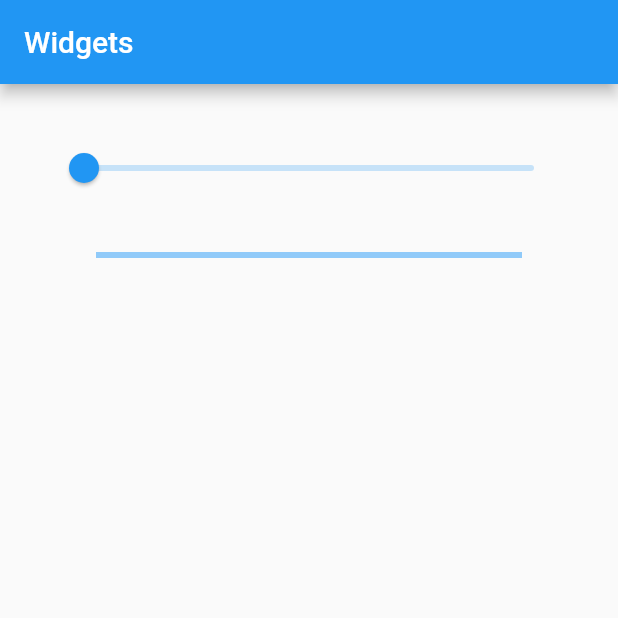
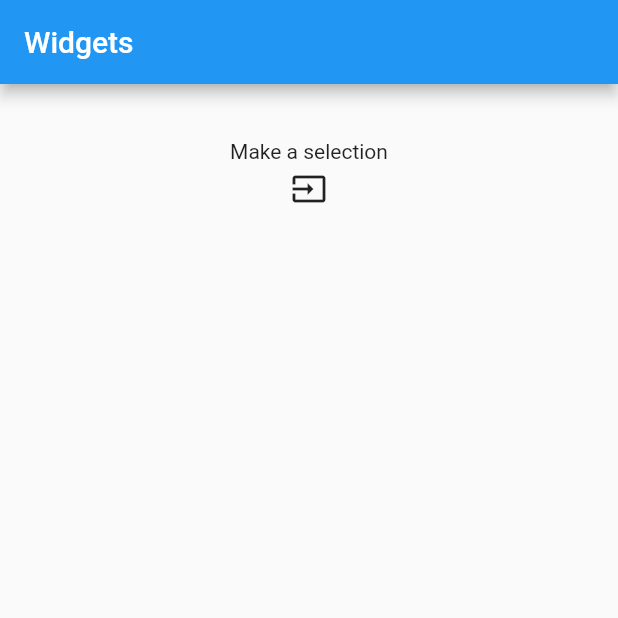
Before and after one commit to codewithiulian/flutter-intermediate, a Flutter app: the screen it shows after launch, on a phone screen of 412 x 824 dp, the top half of it. Run offline on Flutter 3.47's test engine with Material 2 defaults, Android fonts, the phone set to English and light mode, and no system bars.

```diff
--- a/lib/main.dart
+++ b/lib/main.dart
@@ -2,54 +2,75 @@ import 'package:flutter/material.dart';
 
 void main() {
   runApp(new MaterialApp(
-    home: new MyApp()
-  ));
+    home: new MyApp(),
+  ),);
 }
 
 class MyApp extends StatefulWidget {
+  @override
+  _State createState() => new _State();
+}
 
-  @override
-  State createState() => new _State();
-}
+enum Animals{Cat, Dog, Bird, Lizard, Fish}
 
 class _State extends State<MyApp> {
 
-  double selectedValue = 0.0;
+  Animals selectedAnimal = Animals.Cat;
+  String value = 'Make a selection';
+  List<PopupMenuEntry<Animals>> animals = new List<PopupMenuEntry<Animals>>();
 
-  void sliderOnChanged(double _value) => setState(() => selectedValue = _value);
+
+  @override
+  void initState() {
+    for(Animals animal in Animals.values) {
+      animals.add(new PopupMenuItem(
+        child: new Text(getDisplay(animal)),
+        value: animal
+      ));
+    }
+  }
+
+  void onSelected(Animals animal) {
+    setState(() {
+      selectedAnimal = animal;
+      var displayString = getDisplay(animal);
+      value = 'You selected $displayString';
+    });
+  }
+
+  String getDisplay(Animals animal) {
+    int index = animal.toString().indexOf('.');
+    index++;
+
+    return animal.toString().substring(index);
+  }
 
   @override
   Widget build(BuildContext context) {
     return new Scaffold(
       appBar: new AppBar(
-        title: new Text('Widgets')
+        title: new Text('Widgets'),
       ),
       body: new Container(
         padding: new EdgeInsets.all(32.0),
         child: new Center(
           child: new Column(
             children: <Widget>[
-              new Slider(
-                value: selectedValue,
-                onChanged: sliderOnChanged,
+              new Container(
+                padding: new EdgeInsets.all(5.0),
+                child: new Text(value)
               ),
-              new Container(
-                padding: new EdgeInsets.all(32.0),
-                child: new LinearProgressIndicator(
-                  value: selectedValue,
-                  valueColor: new AlwaysStoppedAnimation<Color>(Colors.indigo),
-                ),
-              ),
-              new Container(
-                  padding: new EdgeInsets.all(32.0),
-                  child: new CircularProgressIndicator(
-                    value: selectedValue,
-                    valueColor: new AlwaysStoppedAnimation<Color>(Colors.indigo),
-                  )
-              ),
-            ],
-          )
-        )
+              new PopupMenuButton<Animals>(
+                child: new Icon(Icons.input),
+                initialValue: Animals.Cat,
+                onSelected: onSelected,
+                itemBuilder: (BuildContext context) {
+                  return animals;
+                },
+              )
+            ]
+          ),
+        ),
       ),
     );
   }
```
